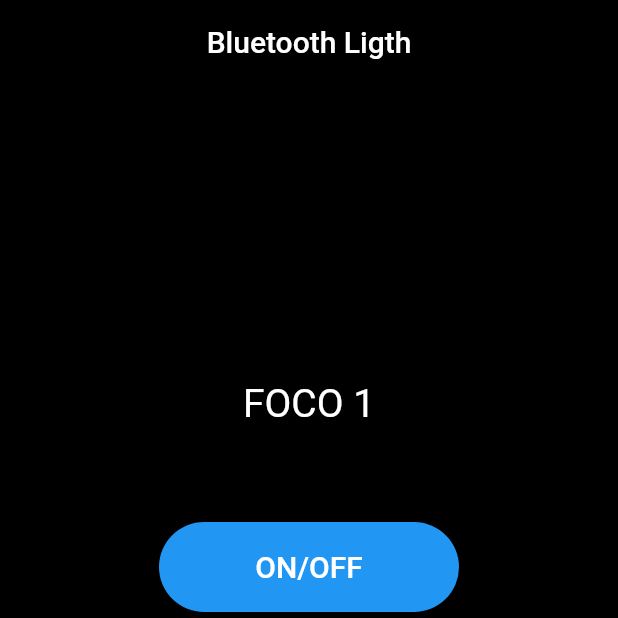
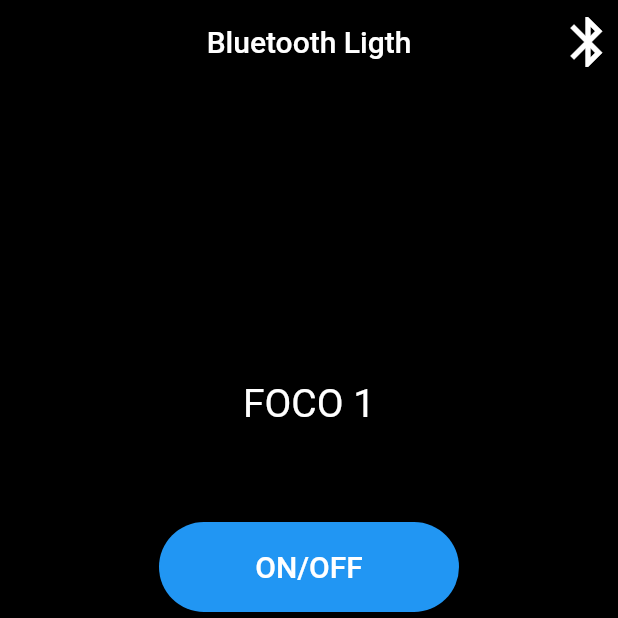
Before and after one commit to bonnesbaby14/BluetoothLight, a Flutter app: the screen it shows after launch, on a phone screen of 412 x 824 dp, the top half of it. Run offline on Flutter 3.47's test engine with Material 2 defaults, Android fonts, the phone set to English and light mode, and no system bars; our stand-ins replace flutter_blue.

Commit message:
se agrego flutter_blue y botones

```diff
--- a/lib/main.dart
+++ b/lib/main.dart
@@ -1,4 +1,5 @@
 import 'package:flutter/material.dart';
+import 'package:flutter_blue/flutter_blue.dart';
 
 void main() => runApp(MyApp());
 
@@ -59,9 +60,17 @@ class _MyHomePageState extends State<MyHomePage> {
       appBar: AppBar(
         backgroundColor: Colors.black,
         title: Text('Bluetooth Ligth'),
+
         centerTitle: true,
         actions: <Widget>[
+            IconButton(
+            icon: const Icon(Icons.bluetooth,size: 40,),
+            tooltip: 'Show Snackbar',
+            onPressed: () {
 
+          print("holi");
+            },
+          ),
         ],
       ),
       body: Center(
--- a/pubspec.yaml
+++ b/pubspec.yaml
@@ -27,6 +27,7 @@ dependencies:
 dev_dependencies:
   flutter_test:
     sdk: flutter
+  flutter_blue: any
 
 
 # For information on the generic Dart part of this file, see the
```
Also changed, not shown: pubspec.lock, 1 other file.
